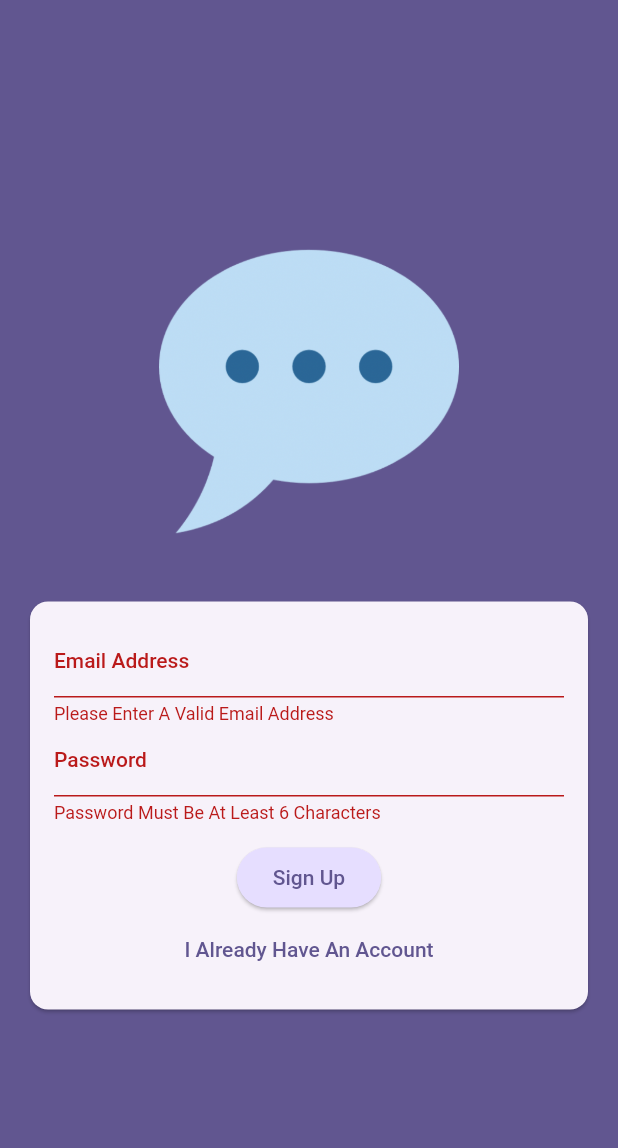
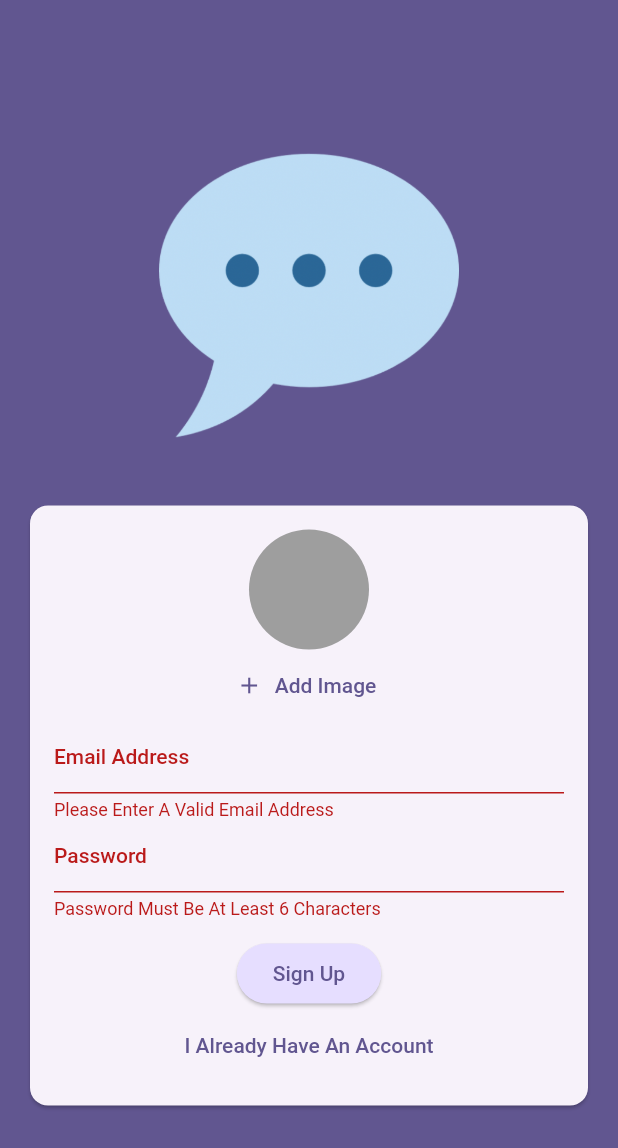
Before and after one commit to Skoomatron/FlutterChatApp, a Flutter app: the screen it shows after launch, after a tap on "Login", after a tap on "Create An Account", on a phone screen of 412 x 824 dp. Shown: the top 1148 px of the screen. Run offline on Flutter 3.47's test engine with Material 2 defaults, Android fonts, the phone set to English and light mode, and no system bars; our stand-ins replace firebase_auth, firebase_core, firebase_storage, image_picker; accounts and stored records are empty.

Commit message:
Full login auth loop completed, user uploads images to firebase

```diff
--- a/lib/screens/auth_screen.dart
+++ b/lib/screens/auth_screen.dart
@@ -1,4 +1,8 @@
+import 'dart:io';
+
+import 'package:chat_app/widgets/user_image_picker.dart';
 import 'package:firebase_auth/firebase_auth.dart';
+import 'package:firebase_storage/firebase_storage.dart';
 import 'package:flutter/material.dart';
 
 final _firebase = FirebaseAuth.instance;
@@ -7,7 +11,7 @@ class AuthScreen extends StatefulWidget {
   const AuthScreen({super.key});
 
   @override
-  State<StatefulWidget> createState() {
+  State<AuthScreen> createState() {
     return _AuthScreenState();
   }
 }
@@ -17,30 +21,44 @@ class _AuthScreenState extends State<AuthScreen> {
 
   var _enteredEmail = "";
   var _enteredPassword = "";
-
   var _isLoginMode = true;
+  File? _selectedImage;
+  var _isAuthenticating = false;
 
   void _submit() async {
     final isValid = _formKey.currentState!.validate();
 
-    if (!isValid) {
+    if (!isValid || !_isLoginMode && _selectedImage == null) {
       return;
     }
 
     _formKey.currentState!.save();
     try {
+      setState(() {
+        _isAuthenticating = true;
+      });
       if (_isLoginMode) {
         final userCredentials = await _firebase.signInWithEmailAndPassword(
             email: _enteredEmail, password: _enteredPassword);
       } else {
         final userCredentials = await _firebase.createUserWithEmailAndPassword(
             email: _enteredEmail, password: _enteredPassword);
+        final storageRef = FirebaseStorage.instance
+            .ref()
+            .child("user_images")
+            .child("${userCredentials.user!.uid}.jpg");
+        await storageRef.putFile(_selectedImage!);
+        final imageUrl = await storageRef.getDownloadURL();
+        print(imageUrl);
       }
     } on FirebaseAuthException catch (error) {
       ScaffoldMessenger.of(context).clearSnackBars();
       ScaffoldMessenger.of(context).showSnackBar(SnackBar(
         content: Text(error.message ?? "Authentication Failed"),
       ));
+      setState(() {
+        _isAuthenticating = false;
+      });
     }
   }
 
@@ -73,6 +91,12 @@ class _AuthScreenState extends State<AuthScreen> {
                       child: Column(
                         mainAxisSize: MainAxisSize.min,
                         children: [
+                          if (!_isLoginMode)
+                            UserImagePicker(
+                              onPickImage: (pickedImage) {
+                                _selectedImage = pickedImage!;
+                              },
+                            ),
                           TextFormField(
                             decoration: const InputDecoration(
                                 labelText: "Email Address"),
@@ -110,6 +134,9 @@ class _AuthScreenState extends State<AuthScreen> {
                           const SizedBox(
                             height: 12,
                           ),
+                          if (_isAuthenticating)
+                            CircularProgressIndicator(),
+                          if (!_isAuthenticating)
                           ElevatedButton(
                               onPressed: _submit,
                               style: ElevatedButton.styleFrom(
@@ -117,7 +144,9 @@ class _AuthScreenState extends State<AuthScreen> {
                                       .colorScheme
                                       .primaryContainer),
                               child: Text(_isLoginMode ? "Login" : "Sign Up")),
-                          TextButton(
+                          if (!_isAuthenticating)
+
+                            TextButton(
                               onPressed: () {
                                 setState(() {
                                   _isLoginMode = !_isLoginMode;
--- /dev/null
+++ b/lib/widgets/user_image_picker.dart
@@ -0,0 +1,57 @@
+import 'dart:io';
+
+import 'package:flutter/material.dart';
+import 'package:image_picker/image_picker.dart';
+
+class UserImagePicker extends StatefulWidget {
+  const UserImagePicker({super.key, required this.onPickImage});
+
+  final void Function(File pickedImage) onPickImage;
+
+  @override
+  State<UserImagePicker> createState() {
+    return _UserImagePickerState();
+  }
+}
+
+class _UserImagePickerState extends State<UserImagePicker> {
+  File? _pickedImageFile;
+
+  void _pickImage() async {
+    final pickedImage = await ImagePicker().pickImage(
+      source: ImageSource.camera,
+      imageQuality: 50,
+      maxWidth: 150,
+    );
+
+    if (pickedImage == null) {
+      return;
+    }
+
+    setState(() {
+      _pickedImageFile = File(pickedImage.path);
+    });
+
+    widget.onPickImage(_pickedImageFile!);
+  }
+
+  @override
+  Widget build(BuildContext context) {
+    return Column(
+      children: [
+        CircleAvatar(
+          radius: 40,
+          backgroundColor: Colors.grey,
+          foregroundImage: _pickedImageFile != null ? FileImage(_pickedImageFile!) :  null,
+        ),
+        TextButton.icon(
+            onPressed: _pickImage,
+            icon: const Icon(Icons.add),
+            label: Text(
+              "Add Image",
+              style: TextStyle(color: Theme.of(context).colorScheme.primary),
+            ),),
+      ],
+    );
+  }
+}
--- a/pubspec.yaml
+++ b/pubspec.yaml
@@ -37,6 +37,8 @@ dependencies:
   cupertino_icons: ^1.0.2
   firebase_core: ^2.14.0
   firebase_auth: ^4.6.3
+  firebase_storage: ^11.2.4
+  image_picker: ^1.0.1
 
 dev_dependencies:
   flutter_test:
```
Also changed, not shown: lib/screens/chat_screen.dart (+12 -0 lines), pubspec.lock, 7 other files.
